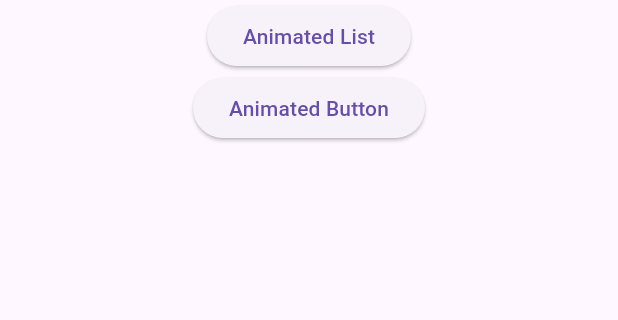
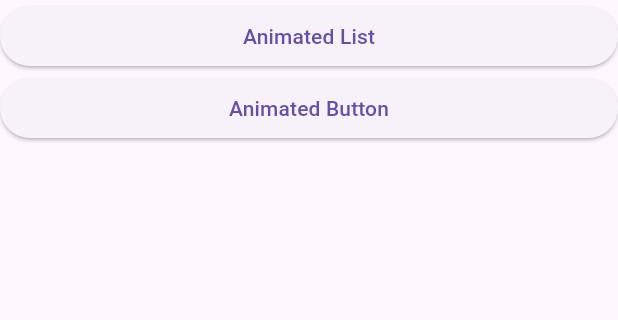
Before and after one commit to YashrajsinhYz/flutter-animation, a Flutter app: the screen it shows after launch, on a phone screen of 412 x 824 dp, the part 84-404 px from its top. Run offline on Flutter 3.47's test engine with Material 3 defaults, Android fonts, the phone set to English and light mode, and no system bars.

Commit message:
animated button. dynamic elevated button prepared in main

```diff
--- a/lib/home_screen.dart
+++ /dev/null
@@ -1,53 +0,0 @@
-import 'package:flutter/material.dart';
-import 'package:flutter_animations/animated_button.dart';
-import 'package:flutter_animations/list_animation.dart';
-
-class HomeScreen extends StatefulWidget {
-  const HomeScreen({super.key});
-
-  @override
-  State<HomeScreen> createState() => _MyHomePageState();
-}
-
-class _MyHomePageState extends State<HomeScreen> {
-  List<Widget> btnList = [];
-
-  @override
-  void initState() {
-    super.initState();
-    btnList = [
-      buttonWidget("Animated List", const ListAnimation()),
-    ];
-  }
-
-  @override
-  Widget build(BuildContext context) {
-    return Scaffold(
-        appBar: AppBar(
-          backgroundColor: Theme.of(context).colorScheme.inversePrimary,
-          title: const Text("Animation Home Screen"),
-        ),
-        body: /*ListView.builder(
-        itemCount: 1,
-        itemBuilder: (context, index) =>
-            buttonWidget("Animated List", const ListAnimation()),
-      ),*/
-            Center(
-          child: Column(
-            children: [
-              buttonWidget("Animated List", const ListAnimation()),
-              buttonWidget("Animated Button", const ButtonAnimation()),
-            ],
-          ),
-        ));
-  }
-
-  Widget buttonWidget(String btnText, Widget screen) {
-    return ElevatedButton(
-        onPressed: () {
-          Navigator.push(
-              context, MaterialPageRoute(builder: (context) => screen));
-        },
-        child: Text(btnText));
-  }
-}
--- a/lib/main.dart
+++ b/lib/main.dart
@@ -1,5 +1,6 @@
 import 'package:flutter/material.dart';
-import 'package:flutter_animations/home_screen.dart';
+
+import 'screens/home_screen.dart';
 
 void main() {
   runApp(const MyApp());
--- /dev/null
+++ b/lib/screens/home_screen.dart
@@ -0,0 +1,51 @@
+import 'package:flutter/material.dart';
+import 'package:flutter_animations/screens/list_animation.dart';
+
+import 'animated_button.dart';
+
+class HomeScreen extends StatefulWidget {
+  const HomeScreen({super.key});
+
+  @override
+  State<HomeScreen> createState() => _MyHomePageState();
+}
+
+class _MyHomePageState extends State<HomeScreen> {
+  Map<String, dynamic> btnMap = {
+    "Animated List": const ListAnimation(),
+    "Animated Button": const ButtonAnimation()
+  };
+
+  @override
+  Widget build(BuildContext context) {
+    return Scaffold(
+      appBar: AppBar(
+        backgroundColor: Theme.of(context).colorScheme.inversePrimary,
+        title: const Text("Animation Home Screen"),
+      ),
+      body: ListView.builder(
+          itemCount: btnMap.length,
+          itemBuilder: (context, index) {
+            String widgetName = btnMap.keys.elementAt(index);
+            Widget widgetClass = btnMap[widgetName]!;
+
+            return ElevatedButton(
+              child: Text(widgetName),
+              onPressed: () {
+                Navigator.push(context,
+                    MaterialPageRoute(builder: (context) => widgetClass));
+              },
+            );
+          }),
+    );
+  }
+
+  Widget buttonWidget(String btnText, Widget screen) {
+    return ElevatedButton(
+        onPressed: () {
+          Navigator.push(
+              context, MaterialPageRoute(builder: (context) => screen));
+        },
+        child: Text(btnText));
+  }
+}
```
Also changed, not shown: lib/animated_button.dart (deleted, +0 -46 lines), lib/screens/animated_button.dart (added, +47 -0 lines), lib/screens/list_animation.dart (renamed from lib/list_animation.dart), lib/screens/onboard_screen.dart (added).
